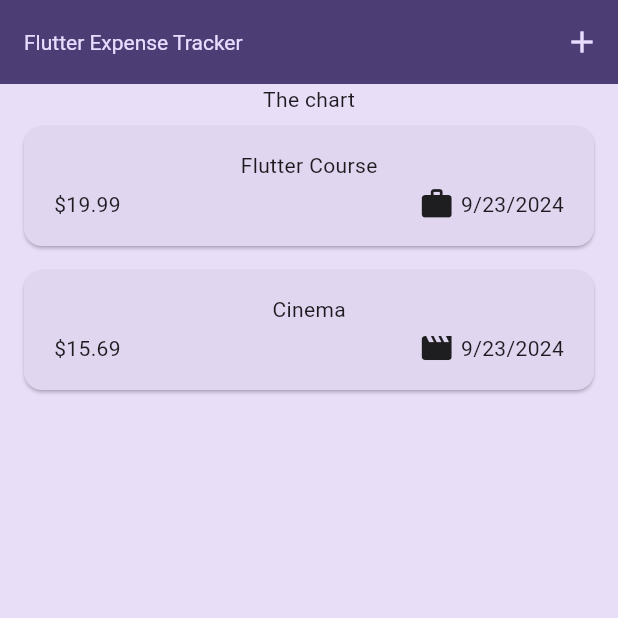
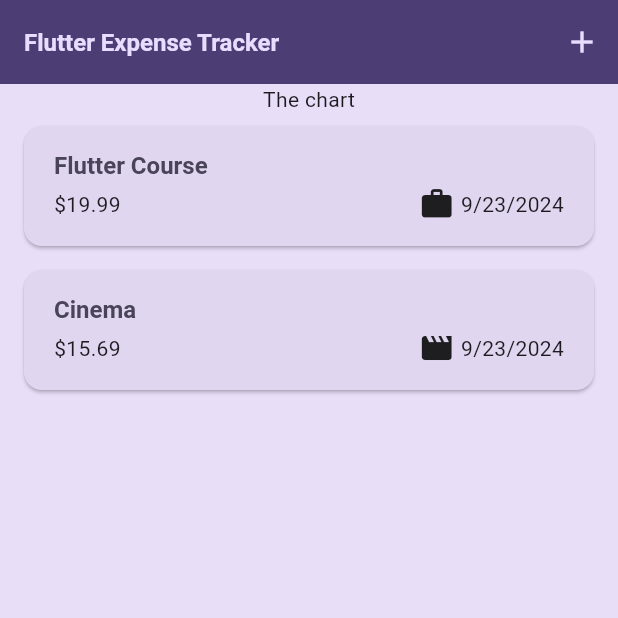
Before and after one commit to yordgenome03/flutter_expence_tracker, a Flutter app: the screen it shows after launch, on a phone screen of 412 x 824 dp, the top half of it. Run offline on Flutter 3.47's test engine with Material 3 defaults, Android fonts, the phone set to English and light mode, and no system bars.

```diff
--- a/lib/widgets/expense_list/expense_item.dart
+++ b/lib/widgets/expense_list/expense_item.dart
@@ -15,8 +15,12 @@ class ExpenseItem extends StatelessWidget {
           vertical: 16,
         ),
         child: Column(
+          crossAxisAlignment: CrossAxisAlignment.start,
           children: [
-            Text(expense.title),
+            Text(
+              expense.title,
+              style: Theme.of(context).textTheme.titleLarge,
+            ),
             const SizedBox(height: 4),
             Row(
               children: [
--- a/lib/widgets/expense_list/expenses_list.dart
+++ b/lib/widgets/expense_list/expenses_list.dart
@@ -18,6 +18,12 @@ class ExpensesList extends StatelessWidget {
       itemCount: expenses.length,
       itemBuilder: (ctx, index) => Dismissible(
         key: ValueKey(expenses[index]),
+        background: Container(
+          color: Theme.of(context).colorScheme.error,
+          margin: EdgeInsets.symmetric(
+            horizontal: Theme.of(context).cardTheme.margin!.horizontal,
+          ),
+        ),
         onDismissed: (_) => onRemoveExpense(expenses[index]),
         child: ExpenseItem(expenses[index]),
       ),
```
Also changed, not shown: lib/main.dart (+31 -3 lines).
